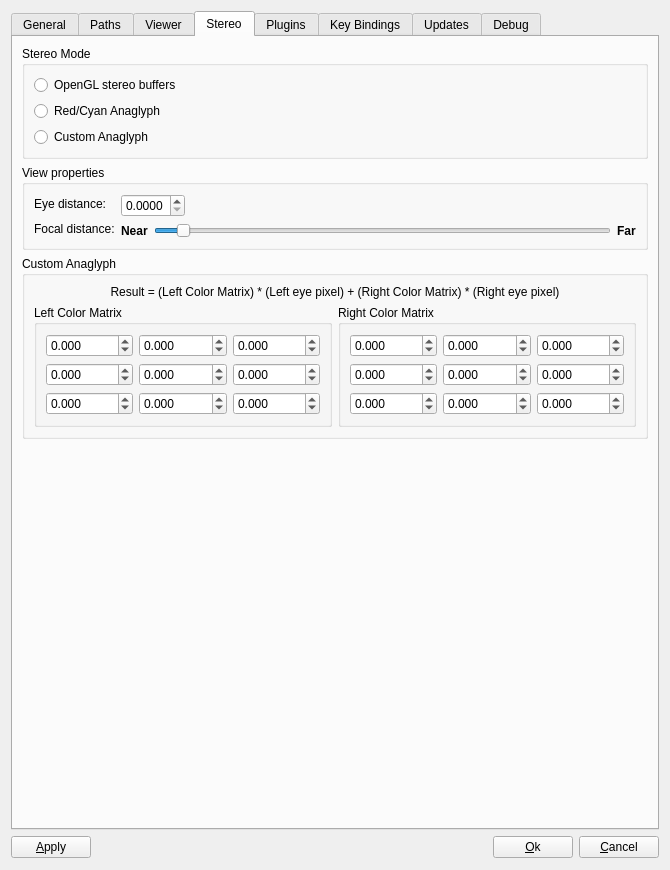
This is OpenFlipper/widgets/optionsWidget/optionsWidget.ui in ShenRen/OpenFlipper as Qt 5 draws it before an edit. The edited form follows.
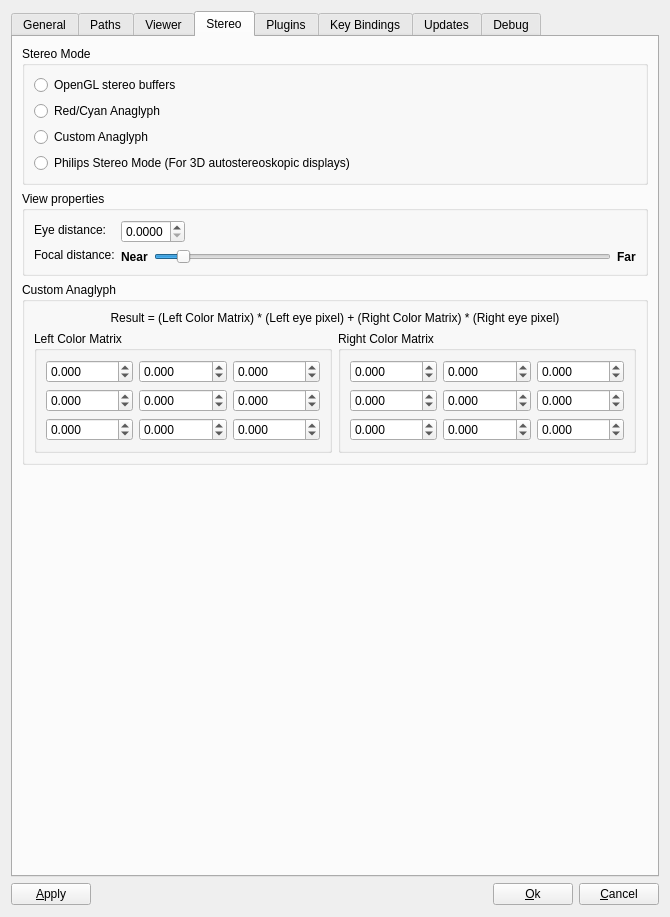
This is the edited form. The open tabs and pages were chosen to show the change. Custom widgets are drawn as their Qt base class.

Commit message: Added non working version for philips display

What changed in the file:
```diff
--- a/OpenFlipper/widgets/optionsWidget/optionsWidget.ui
+++ b/OpenFlipper/widgets/optionsWidget/optionsWidget.ui
@@ -7,7 +7,7 @@
     <x>0</x>
     <y>0</y>
     <width>670</width>
-    <height>863</height>
+    <height>917</height>
    </rect>
   </property>
   <property name="windowTitle">
@@ -658,6 +658,13 @@
             </property>
            </widget>
           </item>
+          <item>
+           <widget class="QRadioButton" name="stereoPhilips">
+            <property name="text">
+             <string>Philips Stereo Mode (For 3D autostereoskopic displays)</string>
+            </property>
+           </widget>
+          </item>
          </layout>
         </widget>
        </item>
```
Left out of the diff: 2 changed lines with no effect on the pictures. The commit also changes 5 other files.
